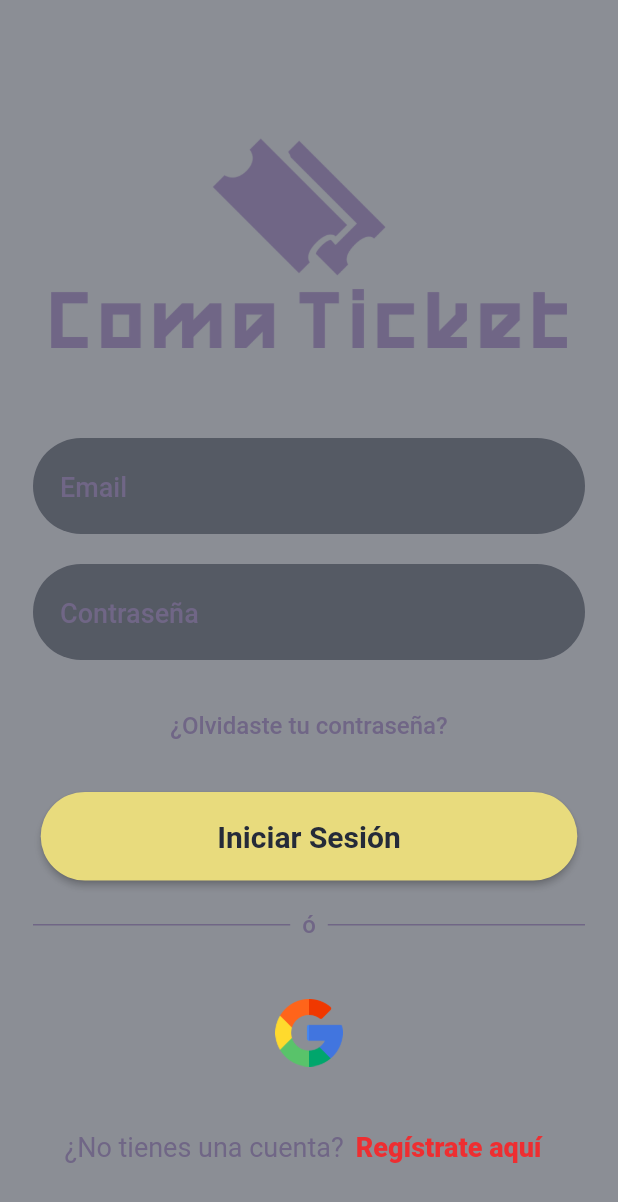
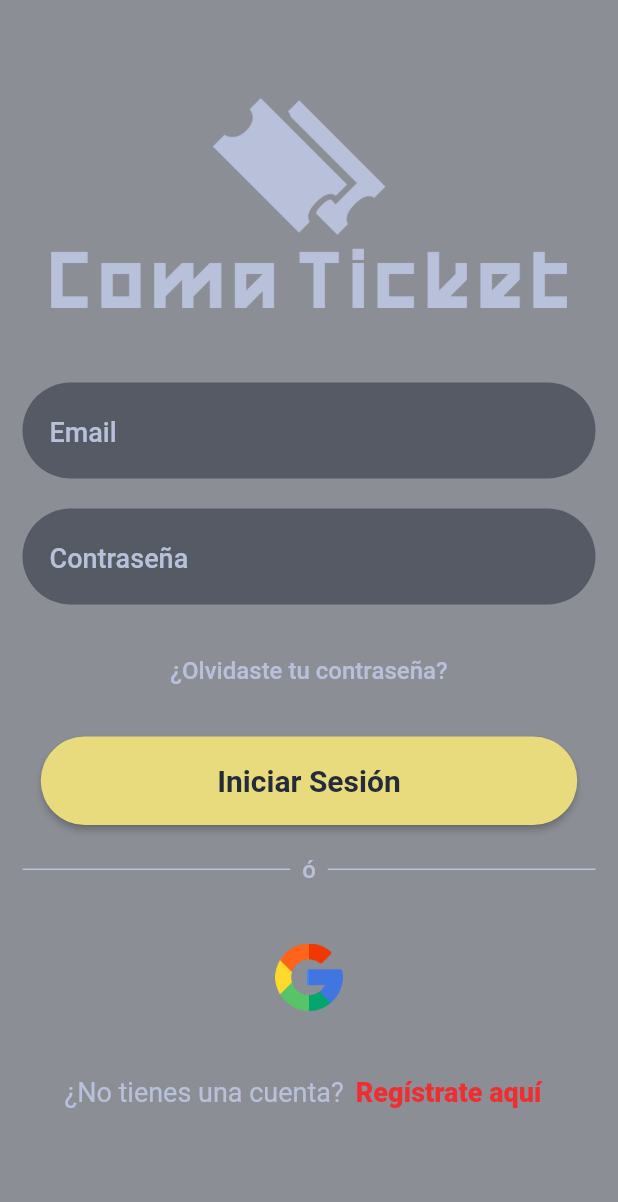
Before and after one commit to DrKoi/usm_coma_ticket, a Flutter app: the screen it shows after launch, on a phone screen of 412 x 824 dp. Shown: the top 1202 px of the screen. Run offline on Flutter 3.47's test engine with Material 2 defaults, Android fonts, the light colour scheme and no system bars.

Commit message:
detalles login to home, package faierb instalados

```diff
--- a/usm_coma_ticket_cliente/lib/constants.dart
+++ b/usm_coma_ticket_cliente/lib/constants.dart
@@ -3,7 +3,8 @@ import 'package:flutter/material.dart';
 const kPrimaryColor = Color(0xFFE8DB7D);
 const kCampoLoginColor = Color(0x88252B39);
 const kFondoLoginColor = Color(0xFF252B39);
-const kTextLoginColor = Color(0xFF706686);
+//const kTextLoginColor = Color(0xFF706686);
+const kTextLoginColor = Color(0xFFB9C0DA);
 const kButtonColor = Color(0xFFE8DB7D);
 const kAccentColor = Color(0xFFEE2E31);
 const kColor4 = Color(0xFF1D7874);
--- a/usm_coma_ticket_cliente/lib/pages/login_page.dart
+++ b/usm_coma_ticket_cliente/lib/pages/login_page.dart
@@ -2,6 +2,7 @@ import 'package:flutter/material.dart';
 import 'package:usm_coma_ticket_cliente/constants.dart';
 
 import '../widgets/campo_login_widget.dart';
+import 'home_page.dart';
 
 class LoginPage extends StatefulWidget {
   const LoginPage({super.key});
@@ -11,41 +12,71 @@ class LoginPage extends StatefulWidget {
 }
 
 class _LoginPageState extends State<LoginPage> {
+  String _email = '';
+  String _pass = '';
+
+  late final FocusNode _passFocusNode;
+
+  final _formKey = GlobalKey<FormState>();
+
+  @override
+  void initState() {
+    _passFocusNode = FocusNode();
+    super.initState();
+  }
+
+  @override
+  void dispose() {
+    _passFocusNode.dispose();
+    super.dispose();
+  }
+
   @override
   Widget build(BuildContext context) {
     return Scaffold(
       backgroundColor: kCampoLoginColor,
-      body: Container(
-        margin: EdgeInsets.all(12),
-        padding: EdgeInsets.all(10),
-        child: SingleChildScrollView(
-          child: Column(
-            mainAxisAlignment: MainAxisAlignment.spaceAround,
-            crossAxisAlignment: CrossAxisAlignment.start,
+      body: SafeArea(
+        /* margin: EdgeInsets.all(12),
+        padding: EdgeInsets.all(10), */
+        child: Form(
+          key: _formKey,
+          child: ListView(
+            physics: ClampingScrollPhysics(),
+            /* mainAxisAlignment: MainAxisAlignment.spaceAround,
+            crossAxisAlignment: CrossAxisAlignment.start, */
+            padding: EdgeInsets.all(15),
             children: [
-              Padding(
-                padding: const EdgeInsets.only(top: 70.0, bottom: 60),
-                child: Center(
-                  child: Image.asset(
+              Center(
+                  child: Padding(
+                padding: const EdgeInsets.only(top: 50, bottom: 50),
+                child: Image(
+                  height: 140,
+                  color: kTextLoginColor,
+                  image: AssetImage(
                     'assets/cropped_logo_coma_ticket.png',
                     //'assets/cropped_coma_ticket_variant.png',
-                    height: 140,
-                    color: kTextLoginColor,
                   ),
                 ),
-              ),
+              )),
               CampoLoginWidget(
                 hintText: 'Email',
                 keyboardType: TextInputType.emailAddress,
+                textInputAction: TextInputAction.next,
+                onFieldSubmitted: () =>
+                    FocusScope.of(context).requestFocus(_passFocusNode),
               ),
               SizedBox(
                 height: 20,
               ),
               CampoLoginWidget(
-                hintText: 'Contraseña',
-                keyboardType: TextInputType.visiblePassword,
-                obscureText: true,
-              ),
+                  hintText: 'Contraseña',
+                  keyboardType: TextInputType.visiblePassword,
+                  obscureText: true,
+                  focusNode: _passFocusNode,
+                  textInputAction: TextInputAction.done,
+                  onFieldSubmitted: () {
+                    FocusScope.of(context).unfocus;
+                  }),
               Padding(
                 padding: const EdgeInsets.symmetric(vertical: 20.0),
                 child: Center(
@@ -64,7 +95,12 @@ class _LoginPageState extends State<LoginPage> {
               ),
               Center(
                 child: ElevatedButton(
-                  onPressed: () {},
+                  onPressed: () {
+                    MaterialPageRoute route = MaterialPageRoute(
+                      builder: (context) => HomePage(),
+                    );
+                    Navigator.push(context, route);
+                  },
                   style: ElevatedButton.styleFrom(
                     shape: RoundedRectangleBorder(
                       borderRadius: BorderRadius.circular(30),
--- a/usm_coma_ticket_cliente/lib/widgets/campo_login_widget.dart
+++ b/usm_coma_ticket_cliente/lib/widgets/campo_login_widget.dart
@@ -5,12 +5,20 @@ class CampoLoginWidget extends StatefulWidget {
   final String? hintText;
   final TextInputType? keyboardType;
   final bool? obscureText;
-  const CampoLoginWidget({
-    super.key,
-    this.hintText,
-    this.keyboardType,
-    this.obscureText = false,
-  });
+  final FocusNode? focusNode;
+  final TextInputAction? textInputAction;
+  final void onFieldSubmitted;
+  final void validator;
+
+  const CampoLoginWidget(
+      {super.key,
+      this.hintText,
+      this.keyboardType,
+      this.obscureText = false,
+      this.focusNode,
+      this.onFieldSubmitted,
+      this.textInputAction,
+      this.validator});
 
   @override
   State<CampoLoginWidget> createState() => _CampoLoginWidgetState();
@@ -31,9 +39,16 @@ class _CampoLoginWidgetState extends State<CampoLoginWidget> {
           fontSize: 20,
           color: kTextLoginColor,
         ),
+        textCapitalization: TextCapitalization.none,
         cursorColor: kTextLoginColor,
         keyboardType: widget.keyboardType,
         obscureText: widget.obscureText!,
+        focusNode: widget.focusNode,
+        onFieldSubmitted: (value) => widget.onFieldSubmitted,
+        textInputAction: widget.textInputAction,
+        validator: (value) {
+          widget.validator;
+        },
         decoration: InputDecoration(
           border: InputBorder.none,
           hintText: widget.hintText,
--- a/usm_coma_ticket_cliente/pubspec.yaml
+++ b/usm_coma_ticket_cliente/pubspec.yaml
@@ -37,6 +37,9 @@ dependencies:
   # Use with the CupertinoIcons class for iOS style icons.
   cupertino_icons: ^1.0.2
   carousel_slider: ^4.1.1
+  firebase_core: ^2.3.0
+  firebase_auth: ^4.1.3
+  cloud_firestore: ^4.1.0
 
 dev_dependencies:
   flutter_test:
```
Also changed, not shown: usm_coma_ticket_cliente/lib/pages/home_page.dart (added, +22 -0 lines), usm_coma_ticket_cliente/lib/services/firestore_service.dart (added), usm_coma_ticket_cliente/pubspec.lock, 1 other file.
